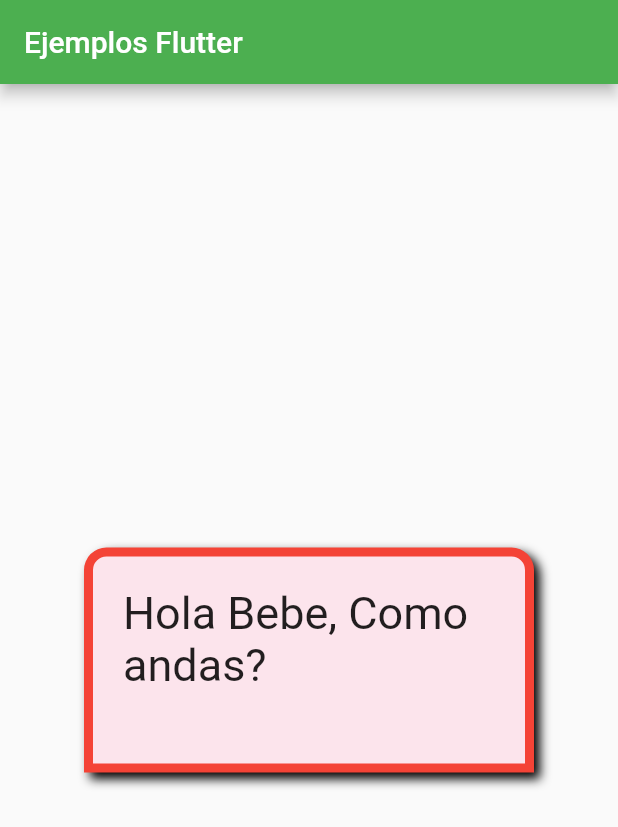
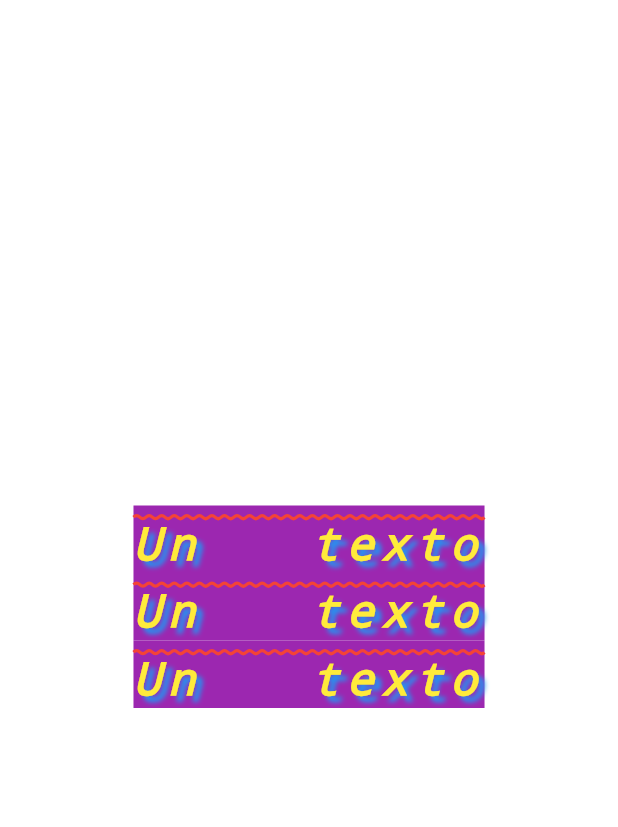
Before and after one commit to albertojmarun/Flutter_Course, a Flutter app: the screen it shows after launch, on a phone screen of 412 x 824 dp. Shown: the top 827 px of the screen. Run offline on Flutter 3.47's test engine with Material 2 defaults, Android fonts, the phone set to English and light mode, and no system bars.

Commit message:
Flutter - Text
In this case, explains how to use the Text Widget and how the parameters work.

This parameters include the explanation of other classes, it is explained with most of the details.

```diff
--- a/ejemplos/lib/main.dart
+++ b/ejemplos/lib/main.dart
@@ -1,54 +1,42 @@
 // IMPORTS GO AT THE BEGINNING.
 import 'package:flutter/material.dart';
 
+// Flutter - Text
 class MyApp extends StatelessWidget {
   @override
   Widget build(BuildContext context) {
     return MaterialApp(
-      title: 'Ejemplos Flutter',
-      theme: ThemeData(primarySwatch: Colors.green),
-      home: Scaffold(
-        appBar: AppBar(
-          title: Text('Ejemplos Flutter'),
-        ),
-        body: Center(
-          child: Container(
-            // width: 200,
-            // height: 200,
-            // You cannot combine a color and a decoration.
-            // color: Colors.red,
-            // decoration: FlutterLogoDecoration(),
-            decoration: BoxDecoration(
-              color: Colors.pink[50],
-              border: Border.all(
-                color: Colors.red,
-                width: 6,
-                style: BorderStyle.solid,
-              ),
-              borderRadius: BorderRadius.only(
-                topLeft: Radius.circular(15),
-                topRight: Radius.circular(15),
-              ),
-              boxShadow: [
-                BoxShadow(
-                  color: Colors.black,
+      home: Center(
+        child: SizedBox(
+          width: 350,
+          height: 150,
+          child: Text(
+            'Un texto ' * 10,
+            textAlign: TextAlign.center,
+            textDirection: TextDirection.ltr,
+            textScaleFactor: 1.2,
+            maxLines: 3,
+            overflow: TextOverflow.visible,
+            style: TextStyle(
+              color: Colors.yellow,
+              fontSize: 25,
+              fontWeight: FontWeight.w900,
+              fontStyle: FontStyle.italic,
+              decoration: TextDecoration.overline,
+              decorationColor: Colors.red,
+              decorationThickness: 1.4,
+              decorationStyle: TextDecorationStyle.wavy,
+              backgroundColor: Colors.purple,
+              shadows: [
+                Shadow(
+                  color: Colors.blue,
                   offset: Offset(4, 4),
-                  blurRadius: 5,
+                  blurRadius: 4,
                 ),
               ],
-            ),
-            margin: EdgeInsets.all(10),
-            child: Text(
-              'Hola Bebe' + ', Como andas?',
-              style: TextStyle(fontSize: 30),
-            ),
-            padding: EdgeInsets.all(20),
-            // padding: EdgeInsets.only(left: 20),
-            constraints: BoxConstraints(
-              maxWidth: 300,
-              maxHeight: 400,
-              minWidth: 100,
-              minHeight: 150,
+              letterSpacing: 5,
+              wordSpacing: 50,
+              height: 1.5,
             ),
           ),
         ),
```
